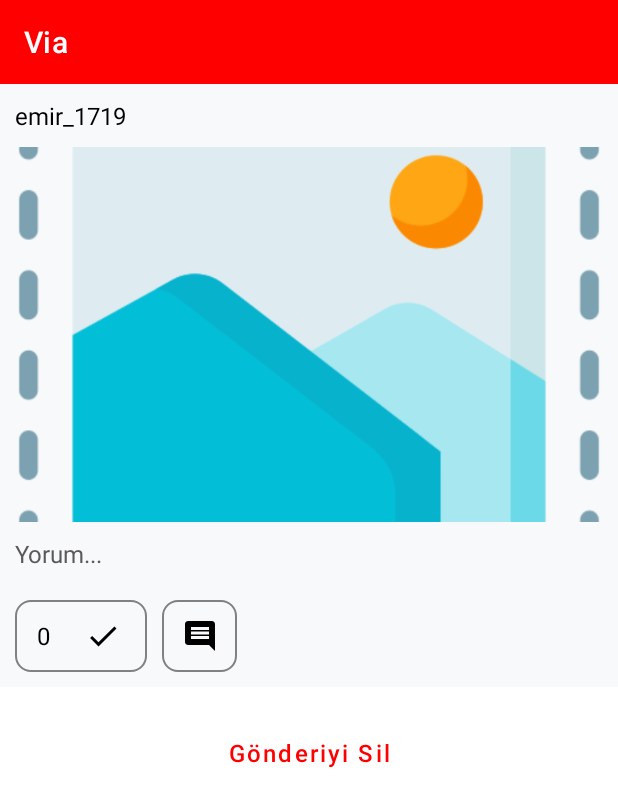
After one commit to Emir1719/Via-SocialMedia, an Android app: the PostDetailActivity screen opened directly, with no data from a screen before it, on a phone screen of 412 x 824 dp. The commit adds this screen. Shown: the top 807 px of the screen. Run offline under Robolectric (Android 15) with nearby library versions, the phone set to English and light mode, and no system bars; our stand-ins replace Picasso; 4 statements that could not run were skipped.

Commit message:
post detail page added

```diff
--- a/app/src/main/AndroidManifest.xml
+++ b/app/src/main/AndroidManifest.xml
@@ -20,6 +20,9 @@
         android:theme="@style/Theme.Via"
         tools:targetApi="31">
         <activity
+            android:name=".view.PostDetailActivity"
+            android:exported="false" />
+        <activity
             android:name=".view.CommentActivity"
             android:exported="false" />
         <activity
@@ -37,7 +40,7 @@
             android:name=".view.MainActivity"
             android:exported="false"
             android:screenOrientation="portrait"
-            tools:ignore="LockedOrientationActivity"></activity>
+            tools:ignore="LockedOrientationActivity" />
     </application>
 
 </manifest>
--- a/app/src/main/java/com/emirozturk/via/model/Post.java
+++ b/app/src/main/java/com/emirozturk/via/model/Post.java
@@ -1,7 +1,8 @@
 package com.emirozturk.via.model;
+import java.io.Serializable;
 import java.util.Map;
 
-public class Post {
+public class Post implements Serializable {
    private String email, comment, url, likeCount;
 
    public Post() {}
--- /dev/null
+++ b/app/src/main/java/com/emirozturk/via/view/PostDetailActivity.java
@@ -0,0 +1,46 @@
+package com.emirozturk.via.view;
+import androidx.appcompat.app.AppCompatActivity;
+import androidx.recyclerview.widget.LinearLayoutManager;
+
+import android.content.Intent;
+import android.os.Bundle;
+import android.view.View;
+
+import com.emirozturk.via.R;
+import com.emirozturk.via.adapter.PostAdapter;
+import com.emirozturk.via.databinding.ActivityPostDetailBinding;
+import com.emirozturk.via.model.Post;
+import com.squareup.picasso.Picasso;
+
+import java.util.ArrayList;
+
+public class PostDetailActivity extends AppCompatActivity {
+   private ActivityPostDetailBinding binding;
+   private PostAdapter postAdapter;
+
+   @Override
+   protected void onCreate(Bundle savedInstanceState) {
+      super.onCreate(savedInstanceState);
+      binding = ActivityPostDetailBinding.inflate(getLayoutInflater());
+      setContentView(binding.getRoot());
+
+      Intent intent = getIntent();
+      Post post = (Post) intent.getSerializableExtra("post");
+      ArrayList<Post> posts = new ArrayList<>();
+      posts.add(post);
+
+      binding.recyclerView.setLayoutManager(new LinearLayoutManager(this));
+      postAdapter = new PostAdapter(posts);
+      binding.recyclerView.setAdapter(postAdapter);
+      binding.btnDelete.setOnClickListener(this::delete);
+   }
+
+   public void delete(View view) {
+      try {
+         System.out.println("Silindi");
+      }
+      catch (Exception e) {
+         e.printStackTrace();
+      }
+   }
+}
--- /dev/null
+++ b/app/src/main/res/layout/activity_post_detail.xml
@@ -0,0 +1,33 @@
+<?xml version="1.0" encoding="utf-8"?>
+<androidx.constraintlayout.widget.ConstraintLayout
+    xmlns:app="http://schemas.android.com/apk/res-auto"
+    xmlns:tools="http://schemas.android.com/tools"
+    xmlns:android="http://schemas.android.com/apk/res/android"
+    android:layout_width="match_parent"
+    android:layout_height="match_parent">
+
+    <androidx.recyclerview.widget.RecyclerView
+        android:id="@+id/recyclerView"
+        android:layout_width="match_parent"
+        android:layout_height="wrap_content"
+        app:layout_constraintEnd_toEndOf="parent"
+        app:layout_constraintStart_toStartOf="parent"
+        app:layout_constraintTop_toTopOf="parent" />
+
+    <Button
+        android:id="@+id/btnDelete"
+        style="?android:attr/buttonBarButtonStyle"
+        android:layout_width="wrap_content"
+        android:layout_height="0dp"
+        android:layout_gravity="center_horizontal"
+        android:layout_marginVertical="10dp"
+        android:layout_weight="1"
+        android:onClick="register"
+        android:text="@string/delete_user_post"
+        android:textAllCaps="false"
+        android:textSize="16sp"
+        app:layout_constraintEnd_toEndOf="parent"
+        app:layout_constraintStart_toStartOf="parent"
+        app:layout_constraintTop_toBottomOf="@+id/recyclerView" />
+
+</androidx.constraintlayout.widget.ConstraintLayout>
--- a/app/src/main/res/layout/recycler_row.xml
+++ b/app/src/main/res/layout/recycler_row.xml
@@ -80,7 +80,7 @@
         android:id="@+id/btnComment"
         android:layout_width="50dp"
         android:layout_height="48dp"
-        android:src="@drawable/baseline_add_comment_24"
+        android:src="@drawable/baseline_comment_24"
         android:background="@drawable/shape"
         android:contentDescription="like"
         tools:ignore="HardcodedText" />
--- a/app/src/main/res/values-night/strings.xml
+++ b/app/src/main/res/values-night/strings.xml
@@ -12,4 +12,5 @@
     <string name="delete_post">Sil</string>
     <string name="post_option">post option</string>
     <string name="user_post">User post</string>
+    <string name="delete_user_post">Gönderiyi Sil</string>
 </resources>
--- a/app/src/main/res/values/strings.xml
+++ b/app/src/main/res/values/strings.xml
@@ -17,4 +17,5 @@
     <string name="default_like_value">0</string>
     <string name="post_option">post option</string>
     <string name="user_post">User post</string>
+    <string name="delete_user_post">Gönderiyi Sil</string>
 </resources>
```
Also changed, not shown: app/src/main/java/com/emirozturk/via/adapter/UserPostAdapter.java (+20 -2 lines).
